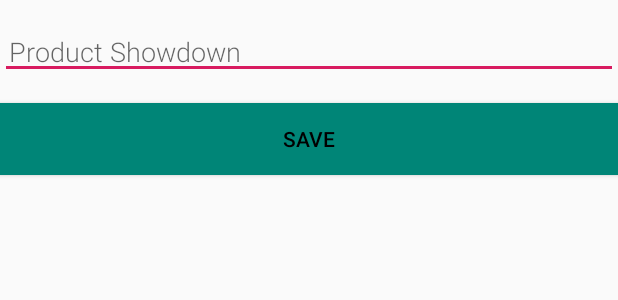
After one commit to Gabrielhephzibah/NoteApp, an Android app: the layout activity_new_note.xml on its own in the app's theme, with its tools: preview values and no code run, on a phone screen of 412 x 824 dp. The commit adds this screen. Shown: the top 300 px of the screen. Run offline under Robolectric (Android 15) with nearby library versions, the phone set to English and light mode, and no system bars; Roboto replaces fonts that are not available here.

Commit message:
Added note app repository

```diff
--- a/app/build.gradle
+++ b/app/build.gradle
@@ -24,6 +24,10 @@ dependencies {
     implementation 'androidx.appcompat:appcompat:1.1.0'
     implementation 'androidx.constraintlayout:constraintlayout:1.1.3'
     implementation 'com.google.android.material:material:1.0.0'
+    implementation "android.arch.lifecycle:extensions:$rootProject.lifecycleExtensions"
+    implementation "android.arch.lifecycle:viewmodel:$rootProject.viewModel"
+    implementation "android.arch.lifecycle:extensions:1.1.0"
+    implementation "android.arch.lifecycle:viewmodel:1.1.0"
 
     testImplementation 'junit:junit:4.12'
     androidTestImplementation 'androidx.test.ext:junit:1.1.1'
@@ -31,4 +35,5 @@ dependencies {
     implementation "androidx.room:room-runtime:$rootProject.roomVersion"
     annotationProcessor "androidx.room:room-compiler:$rootProject.roomVersion"
     androidTestImplementation "androidx.room:room-testing:$rootProject.roomVersion"
+
 }
--- a/app/src/main/AndroidManifest.xml
+++ b/app/src/main/AndroidManifest.xml
@@ -9,7 +9,8 @@
         android:roundIcon="@mipmap/ic_launcher_round"
         android:supportsRtl="true"
         android:theme="@style/AppTheme">
-        <activity android:name=".NoteContent"></activity>
+        <activity android:name=".NewNoteActivity"></activity>
+        <activity android:name=".NoteContent" />
         <activity android:name=".MainActivity">
             <intent-filter>
                 <action android:name="android.intent.action.MAIN" />
--- a/app/src/main/java/com/cherish/mynoteapp/repository/NoteAppRepository.java
+++ b/app/src/main/java/com/cherish/mynoteapp/repository/NoteAppRepository.java
@@ -17,8 +17,8 @@ public class NoteAppRepository {
     private LiveData<List<NoteItem>> noteItem;
 
    public NoteAppRepository(Application application){
-        NoteAppDataBase dataBase = NoteAppDataBase.getDatebase(application);
-        accessObject = dataBase.dataAccessObject();
+        NoteAppDataBase dataBase = NoteAppDataBase.getDatabase(application);
+        accessObject = dataBase.getdatebase();
         noteItem = accessObject.getItemAlphabetically();
     }
    public LiveData<List<NoteItem>> getAllNoteItem(){
--- /dev/null
+++ b/app/src/main/res/layout/activity_new_note.xml
@@ -0,0 +1,30 @@
+<?xml version="1.0" encoding="utf-8"?>
+<LinearLayout xmlns:android="http://schemas.android.com/apk/res/android"
+    xmlns:app="http://schemas.android.com/apk/res-auto"
+    xmlns:tools="http://schemas.android.com/tools"
+    android:layout_width="match_parent"
+    android:orientation="vertical"
+    android:layout_height="match_parent"
+    tools:context=".NewNoteActivity">
+
+    <EditText
+        android:id="@+id/edit_word"
+        android:layout_width="match_parent"
+        android:layout_height="wrap_content"
+        android:fontFamily="sans-serif-light"
+        android:hint="@string/heading"
+        android:inputType="textAutoComplete"
+        android:padding="@dimen/small_padding"
+        android:layout_marginBottom="@dimen/big_padding"
+        android:layout_marginTop="@dimen/big_padding"
+        android:textSize="18sp" />
+
+    <Button
+        android:id="@+id/button_save"
+        android:layout_width="match_parent"
+        android:layout_height="wrap_content"
+        android:background="@color/colorPrimary"
+        android:text="Save"
+        android:textColor="#000" />
+
+</LinearLayout>
--- /dev/null
+++ b/app/src/main/res/values/dimension.xml
@@ -0,0 +1,5 @@
+<?xml version="1.0" encoding="utf-8"?>
+<resources>
+    <dimen name="small_padding">6dp</dimen>
+    <dimen name="big_padding">16dp</dimen>
+</resources>
--- a/app/src/main/res/values/strings.xml
+++ b/app/src/main/res/values/strings.xml
@@ -6,4 +6,5 @@ Keep your finger on the pulse of your blog’s activity with website statistics.
 Keep your finger on the pulse of your blog’s activity with website statistics. Colorful charts and graphs help you understand what your readers like and how they found you.
 Keep your finger on the pulse of your blog’s activity with website statistics.</string>
     <string name="heading">Product Showdown</string>
+
 </resources>
--- a/build.gradle
+++ b/build.gradle
@@ -31,4 +31,6 @@ ext{
     archLifecycleVersion = '2.2.0-rc2'
     coreTestingVersion = '2.1.0'
     materialVersion = '1.0.0'
+    lifecycleExtensions = '2.1.0'
+    viewModel = '1.1.0'
 }
```
Also changed, not shown: app/src/main/java/com/cherish/mynoteapp/DAO/DataAccessObject.java (+8 -0 lines), app/src/main/java/com/cherish/mynoteapp/DataBase/NoteAppDataBase.java (+60 -7 lines), app/src/main/java/com/cherish/mynoteapp/MainActivity.java (+56 -14 lines), app/src/main/java/com/cherish/mynoteapp/NewNoteActivity.java (added, +65 -0 lines), app/src/main/java/com/cherish/mynoteapp/entity/NoteItem.java (+20 -11 lines).
